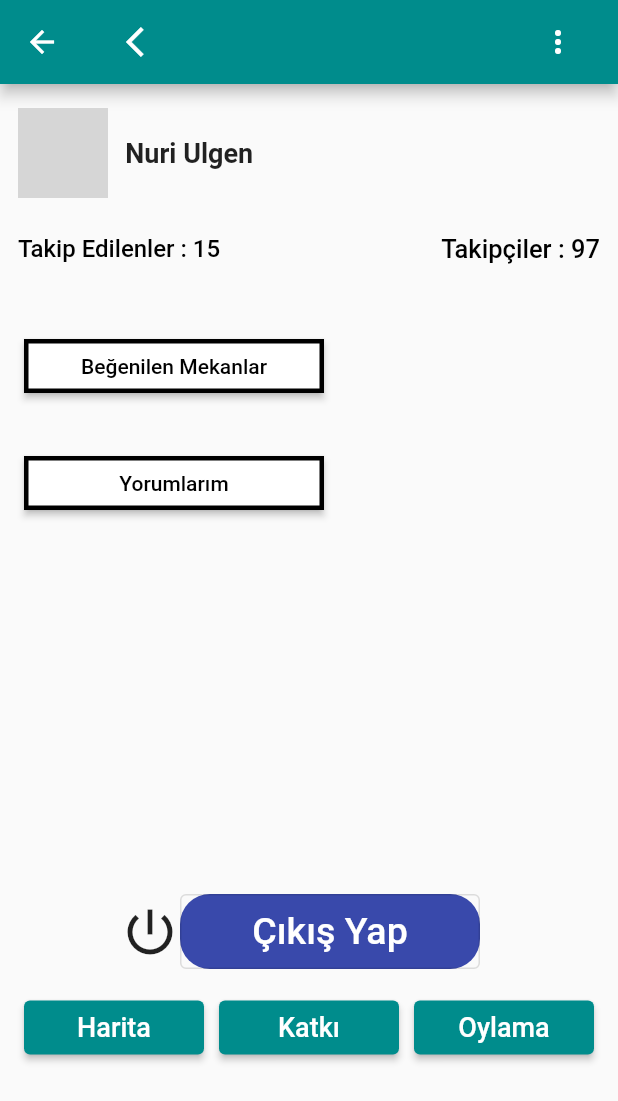
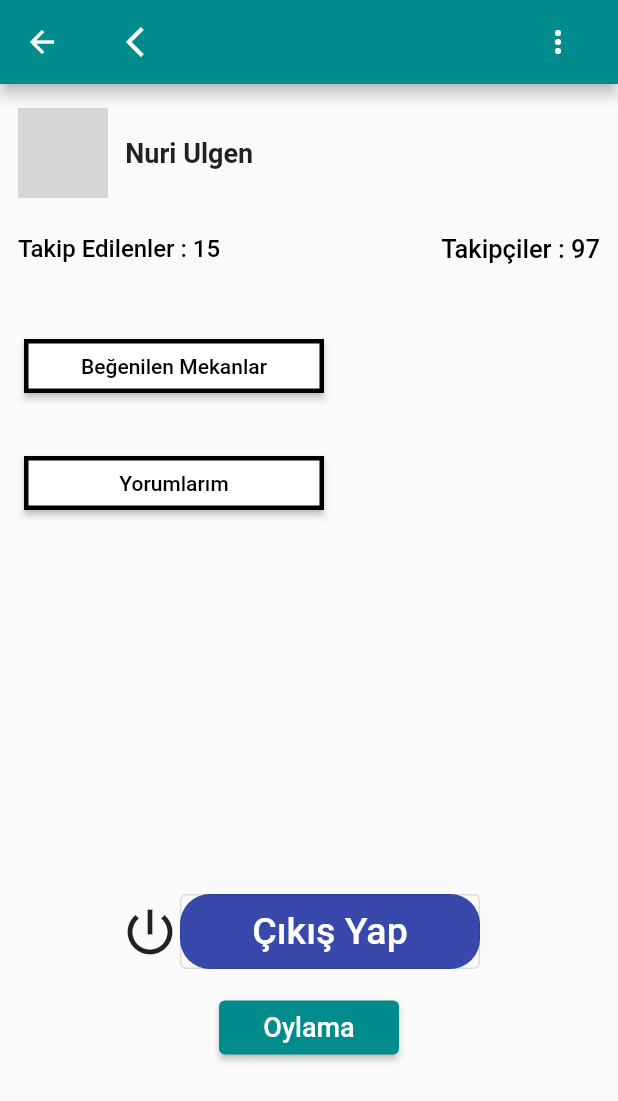
Before and after one commit to GeziRehberi/Mobil, a Flutter app: the ProfilEkrani screen opened directly, on a phone screen of 412 x 824 dp. Shown: the top 1101 px of the screen. Run offline on Flutter 3.47's test engine with Material 2 defaults, Android fonts, the phone set to English and light mode, and no system bars; our stand-ins replace font_awesome_flutter, form_field_validator, salomon_bottom_bar; missing offline and left inert: splash_screen_view; network calls fail; grey boxes are pictures that could not be loaded.

Commit message:
Katkı butonu güncellendi
katkı butonu yeniden, daha kullanışlı bir tasarım yapılarak güncellendi

```diff
--- a/lib/profil_ekrani.dart
+++ b/lib/profil_ekrani.dart
@@ -158,36 +158,6 @@ class _ProfilEkraniState extends State<ProfilEkrani> {
                           ),
                           onPressed: () {},
                           child: Text(
-                            'Harita',
-                            style: TextStyle(
-                              fontSize: 18,
-                            ),
-                          ),
-                        ),
-                      ),
-                      Container(
-                        width: 120,
-                        child: ElevatedButton(
-                          style: ElevatedButton.styleFrom(
-                            primary: Color(0xFF008C8C),
-                          ),
-                          onPressed: () {},
-                          child: Text(
-                            'Katkı',
-                            style: TextStyle(
-                              fontSize: 18,
-                            ),
-                          ),
-                        ),
-                      ),
-                      Container(
-                        width: 120,
-                        child: ElevatedButton(
-                          style: ElevatedButton.styleFrom(
-                            primary: Color(0xFF008C8C),
-                          ),
-                          onPressed: () {},
-                          child: Text(
                             'Oylama',
                             style: TextStyle(
                               fontSize: 18,
```
Also changed, not shown: lib/bottom_navigator_ekrani.dart (+8 -0 lines).
